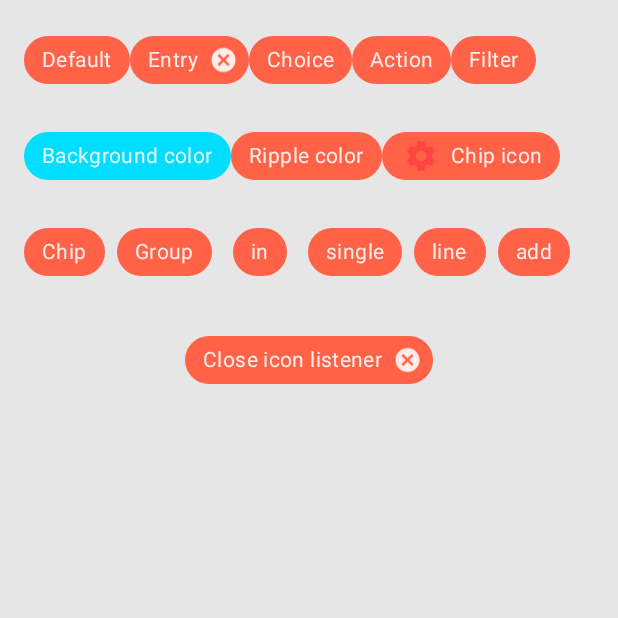
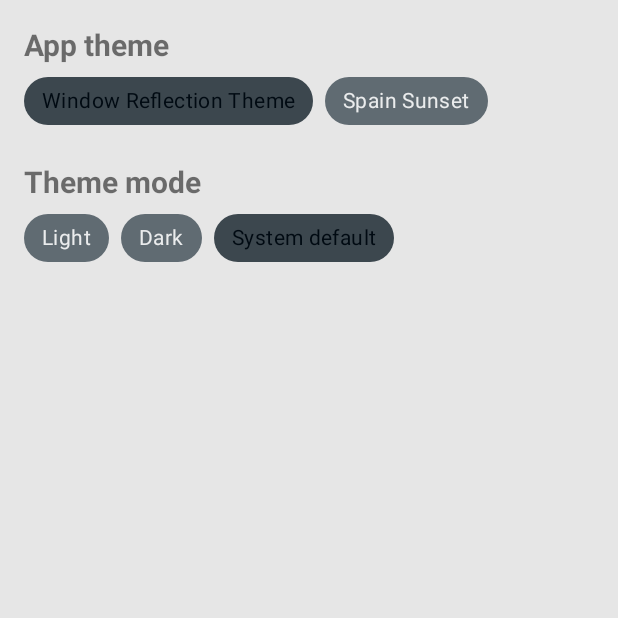
Before and after one commit to Artushock/MaterialDesignProject, an Android app: the screen it shows after launch (MainActivity), after a tap on "Settings", on a phone screen of 412 x 824 dp, the top half of it. Run offline under Robolectric (Android 15) with nearby library versions, the phone set to English and light mode, and no system bars; pictures from the network do not load.

Commit message:
Added possibility to change theme and theme mode programmatically.

```diff
--- a/app/src/main/AndroidManifest.xml
+++ b/app/src/main/AndroidManifest.xml
@@ -13,7 +13,8 @@
         android:theme="@style/AppTheme.RedOrangeTheme">
         <activity
             android:name=".ui.main.view.activities.MainActivity"
-            android:exported="true">
+            android:exported="true"
+            android:configChanges="uiMode">
             <intent-filter>
                 <action android:name="android.intent.action.MAIN" />
 
--- a/app/src/main/java/com/artushock/materialdesignproject/ui/main/view/activities/MainActivity.kt
+++ b/app/src/main/java/com/artushock/materialdesignproject/ui/main/view/activities/MainActivity.kt
@@ -1,14 +1,21 @@
 package com.artushock.materialdesignproject.ui.main.view.activities
 
+import android.content.res.Configuration
+import android.os.Bundle
 import androidx.appcompat.app.AppCompatActivity
-import android.os.Bundle
 import com.artushock.materialdesignproject.R
 import com.artushock.materialdesignproject.ui.main.view.fragments.MainFragment
+import com.artushock.materialdesignproject.ui.main.view.theme.ThemePreferencesUtil
+
+var isSystemDarkMode = true
 
 class MainActivity : AppCompatActivity() {
 
     override fun onCreate(savedInstanceState: Bundle?) {
         super.onCreate(savedInstanceState)
+
+        ThemePreferencesUtil(this).setAppTheme()
+
         setContentView(R.layout.main_activity)
         if (savedInstanceState == null) {
             supportFragmentManager.beginTransaction()
@@ -16,4 +23,19 @@ class MainActivity : AppCompatActivity() {
                 .commitNow()
         }
     }
+
+    override fun onConfigurationChanged(configuration: Configuration) {
+        super.onConfigurationChanged(configuration)
+        isSystemDarkMode = when (configuration.uiMode and Configuration.UI_MODE_NIGHT_MASK) {
+            Configuration.UI_MODE_NIGHT_NO -> {
+                false
+            }
+            Configuration.UI_MODE_NIGHT_YES -> {
+                true
+            }
+            else -> {
+                false
+            }
+        }
+    }
 }
--- a/app/src/main/java/com/artushock/materialdesignproject/ui/main/view/fragments/ChipsFragment.kt
+++ /dev/null
@@ -1,47 +0,0 @@
-package com.artushock.materialdesignproject.ui.main.view.fragments
-
-import android.os.Bundle
-import android.view.LayoutInflater
-import android.view.View
-import android.view.ViewGroup
-import android.widget.Toast
-import androidx.fragment.app.Fragment
-import com.artushock.materialdesignproject.databinding.FragmentChipsBinding
-import com.google.android.material.chip.Chip
-
-class ChipsFragment : Fragment() {
-
-    private var _binding: FragmentChipsBinding? = null
-    private val binding get() = _binding!!
-
-    override fun onCreateView(
-        inflater: LayoutInflater, container: ViewGroup?,
-        savedInstanceState: Bundle?
-    ): View {
-        _binding = FragmentChipsBinding.inflate(inflater, container, false)
-        return binding.root
-    }
-
-    override fun onViewCreated(view: View, savedInstanceState: Bundle?) {
-        super.onViewCreated(view, savedInstanceState)
-        setChipsGroupListener()
-
-        binding.chipClose.setOnCloseIconClickListener{
-            Toast.makeText(context, "Close is Clicked", Toast.LENGTH_SHORT).show()
-        }
-    }
-
-    private fun setChipsGroupListener() {
-        binding.chipGroup.setOnCheckedChangeListener { group, position ->
-            group.findViewById<Chip>(position)?.let {
-                Toast.makeText(context, "Chosen: ${it.text}", Toast.LENGTH_SHORT).show()
-            }
-        }
-    }
-
-    override fun onDestroy() {
-        super.onDestroy()
-        _binding = null
-    }
-
-}
--- a/app/src/main/java/com/artushock/materialdesignproject/ui/main/view/fragments/MainFragment.kt
+++ b/app/src/main/java/com/artushock/materialdesignproject/ui/main/view/fragments/MainFragment.kt
@@ -90,7 +90,7 @@ class MainFragment : Fragment() {
             }
             R.id.app_bar_settings -> {
                 activity?.supportFragmentManager?.beginTransaction()
-                    ?.replace(R.id.container, ChipsFragment())?.addToBackStack(null)?.commit()
+                    ?.replace(R.id.container, SettingsFragment())?.addToBackStack(null)?.commit()
             }
             android.R.id.home -> {
                 activity?.let {
--- /dev/null
+++ b/app/src/main/java/com/artushock/materialdesignproject/ui/main/view/fragments/SettingsFragment.kt
@@ -0,0 +1,107 @@
+package com.artushock.materialdesignproject.ui.main.view.fragments
+
+import android.os.Bundle
+import android.view.LayoutInflater
+import android.view.View
+import android.view.ViewGroup
+import android.widget.Toast
+import androidx.fragment.app.Fragment
+import com.artushock.materialdesignproject.R
+import com.artushock.materialdesignproject.databinding.FragmentSettingsBinding
+import com.artushock.materialdesignproject.ui.main.view.activities.isSystemDarkMode
+import com.artushock.materialdesignproject.ui.main.view.theme.AppTheme
+import com.artushock.materialdesignproject.ui.main.view.theme.ThemeMode
+import com.artushock.materialdesignproject.ui.main.view.theme.ThemePreferencesUtil
+import com.google.android.material.chip.Chip
+
+class SettingsFragment : Fragment() {
+
+    private var _binding: FragmentSettingsBinding? = null
+    private val binding get() = _binding!!
+
+
+    override fun onCreateView(
+        inflater: LayoutInflater, container: ViewGroup?,
+        savedInstanceState: Bundle?
+    ): View {
+        _binding = FragmentSettingsBinding.inflate(inflater, container, false)
+        return binding.root
+    }
+
+    override fun onViewCreated(view: View, savedInstanceState: Bundle?) {
+        super.onViewCreated(view, savedInstanceState)
+
+        val themePreferencesUtil = ThemePreferencesUtil(requireContext())
+        setThemeChipsState(themePreferencesUtil)
+
+        binding.appThemeChipGroup.setOnCheckedChangeListener { chipGroup, position ->
+            chipGroup.findViewById<Chip>(position)?.let { chip ->
+                changeTheme(chip, themePreferencesUtil)
+            }
+        }
+
+        binding.themeModeChipGroup.setOnCheckedChangeListener { chipGroup, position ->
+            chipGroup.findViewById<Chip>(position)?.let { chip ->
+                changeThemeMode(chip, themePreferencesUtil)
+            }
+        }
+    }
+
+    private fun changeThemeMode(chip: Chip, themePreferencesUtil: ThemePreferencesUtil) {
+        when (chip.id) {
+            R.id.chip_light_mode -> {
+                if (isSystemDarkMode) {
+                    Toast.makeText(
+                        context,
+                        "System dark mode turned on! \nUI can be incorrect",
+                        Toast.LENGTH_SHORT
+                    )
+                        .show()
+                }
+                themePreferencesUtil.changeThemeMode(ThemeMode.LIGHT)
+                requireActivity().recreate()
+            }
+            R.id.chip_dark_mode -> {
+                themePreferencesUtil.changeThemeMode(ThemeMode.DARK)
+                requireActivity().recreate()
+            }
+            R.id.chip_system_mode -> {
+                themePreferencesUtil.changeThemeMode(ThemeMode.SYSTEM_MODE)
+                requireActivity().recreate()
+            }
+        }
+    }
+
+    private fun changeTheme(chip: Chip, themePreferencesUtil: ThemePreferencesUtil) {
+        when (chip.id) {
+            R.id.chip_blue_green_theme -> {
+                themePreferencesUtil.changeTheme(AppTheme.REFLECTION)
+                requireActivity().recreate()
+            }
+            R.id.chip_red_orange_theme -> {
+                themePreferencesUtil.changeTheme(AppTheme.SUNSET)
+                requireActivity().recreate()
+            }
+        }
+
+    }
+
+    override fun onDestroy() {
+        super.onDestroy()
+        _binding = null
+    }
+
+    private fun setThemeChipsState(themePreferencesUtil: ThemePreferencesUtil) {
+        when (themePreferencesUtil.getThemeFromPreferences()) {
+            AppTheme.DEFAULT.theme -> binding.chipBlueGreenTheme.isChecked = true
+            AppTheme.REFLECTION.theme -> binding.chipBlueGreenTheme.isChecked = true
+            AppTheme.SUNSET.theme -> binding.chipRedOrangeTheme.isChecked = true
+        }
+
+        when (themePreferencesUtil.getThemeModeFromPreferences()) {
+            ThemeMode.DARK.mode -> binding.chipDarkMode.isChecked = true
+            ThemeMode.LIGHT.mode -> binding.chipLightMode.isChecked = true
+            ThemeMode.SYSTEM_MODE.mode -> binding.chipSystemMode.isChecked = true
+        }
+    }
+}
--- /dev/null
+++ b/app/src/main/java/com/artushock/materialdesignproject/ui/main/view/theme/AppTheme.kt
@@ -0,0 +1,11 @@
+package com.artushock.materialdesignproject.ui.main.view.theme
+
+import com.artushock.materialdesignproject.R
+
+enum class AppTheme(
+    val theme: Int
+) {
+    DEFAULT(R.style.AppTheme_BlueGreenTheme),
+    REFLECTION(R.style.AppTheme_BlueGreenTheme),
+    SUNSET(R.style.AppTheme_RedOrangeTheme)
+}
--- /dev/null
+++ b/app/src/main/java/com/artushock/materialdesignproject/ui/main/view/theme/ThemeMode.kt
@@ -0,0 +1,11 @@
+package com.artushock.materialdesignproject.ui.main.view.theme
+
+import androidx.appcompat.app.AppCompatDelegate
+
+enum class ThemeMode(
+   val mode: Int
+) {
+    LIGHT(AppCompatDelegate.MODE_NIGHT_NO),
+    DARK(AppCompatDelegate.MODE_NIGHT_YES),
+    SYSTEM_MODE(AppCompatDelegate.MODE_NIGHT_FOLLOW_SYSTEM),
+}
--- /dev/null
+++ b/app/src/main/java/com/artushock/materialdesignproject/ui/main/view/theme/ThemePreferencesUtil.kt
@@ -0,0 +1,58 @@
+package com.artushock.materialdesignproject.ui.main.view.theme
+
+import android.content.Context
+import android.content.SharedPreferences
+import androidx.appcompat.app.AppCompatActivity
+import androidx.appcompat.app.AppCompatDelegate
+
+private const val NO_PREFERENCES_RESPONSE: Int = -1
+private const val THEME_PREFERENCES: String = "THEME_PREFERENCES"
+private const val APP_THEME: String = "APP_THEME"
+private const val APP_THEME_MODE: String = "APP_THEME_MODE"
+
+
+class ThemePreferencesUtil(private val context: Context) {
+
+    fun setAppTheme() {
+        val sharedPreferences = getSharedPreferences()
+
+        var theme = sharedPreferences.getInt(APP_THEME, NO_PREFERENCES_RESPONSE)
+        if (theme == NO_PREFERENCES_RESPONSE) {
+            theme = AppTheme.DEFAULT.theme
+            sharedPreferences.edit().putInt(APP_THEME, theme).apply()
+        }
+        context.setTheme(theme)
+
+        var themeMode = sharedPreferences.getInt(APP_THEME_MODE, NO_PREFERENCES_RESPONSE)
+        if (themeMode == NO_PREFERENCES_RESPONSE) {
+            themeMode = ThemeMode.SYSTEM_MODE.mode
+            sharedPreferences.edit().putInt(APP_THEME_MODE, themeMode).apply()
+        }
+        AppCompatDelegate.setDefaultNightMode(themeMode)
+    }
+
+    fun getThemeFromPreferences(): Int {
+        val sharedPreferences = getSharedPreferences()
+        return sharedPreferences.getInt(APP_THEME, AppTheme.DEFAULT.theme)
+    }
+
+    fun getThemeModeFromPreferences(): Int {
+        val sharedPreferences = getSharedPreferences()
+        return sharedPreferences.getInt(APP_THEME_MODE, ThemeMode.SYSTEM_MODE.mode)
+    }
+
+    fun changeTheme(theme: AppTheme) {
+        val sharedPreferences = getSharedPreferences()
+        sharedPreferences.edit().putInt(APP_THEME, theme.theme).apply()
+    }
+
+    fun changeThemeMode(themeMode: ThemeMode) {
+        val sharedPreferences = getSharedPreferences()
+        sharedPreferences.edit().putInt(APP_THEME_MODE, themeMode.mode).apply()
+    }
+
+    private fun getSharedPreferences(): SharedPreferences = context.getSharedPreferences(
+        THEME_PREFERENCES,
+        AppCompatActivity.MODE_PRIVATE
+    )
+}
--- a/app/src/main/res/layout/fragment_chips.xml
+++ /dev/null
@@ -1,155 +0,0 @@
-<?xml version="1.0" encoding="utf-8"?>
-<LinearLayout xmlns:android="http://schemas.android.com/apk/res/android"
-    xmlns:app="http://schemas.android.com/apk/res-auto"
-    xmlns:tools="http://schemas.android.com/tools"
-    android:layout_width="match_parent"
-    android:layout_height="wrap_content"
-    android:orientation="vertical"
-    android:padding="16dp"
-    tools:context=".ui.main.view.fragments.ChipsFragment">
-
-    <LinearLayout
-        android:layout_width="match_parent"
-        android:layout_height="wrap_content"
-        android:orientation="horizontal">
-
-        <com.google.android.material.chip.Chip
-            android:layout_width="wrap_content"
-            android:layout_height="wrap_content"
-            android:text="@string/_default" />
-
-        <com.google.android.material.chip.Chip
-            style="@style/Widget.MaterialComponents.Chip.Entry"
-            android:layout_width="wrap_content"
-            android:layout_height="wrap_content"
-            android:text="@string/_entry" />
-
-        <com.google.android.material.chip.Chip
-            style="@style/Widget.MaterialComponents.Chip.Choice"
-            android:layout_width="wrap_content"
-            android:layout_height="wrap_content"
-            android:text="@string/_choice" />
-
-        <com.google.android.material.chip.Chip
-            style="@style/Widget.MaterialComponents.Chip.Action"
-            android:layout_width="wrap_content"
-            android:layout_height="wrap_content"
-            android:text="@string/_action" />
-
-        <com.google.android.material.chip.Chip
-            style="@style/Widget.MaterialComponents.Chip.Filter"
-            android:layout_width="wrap_content"
-            android:layout_height="wrap_content"
-            android:text="@string/_filter" />
-
-    </LinearLayout>
-
-    <LinearLayout
-        android:layout_width="match_parent"
-        android:layout_height="wrap_content"
-        android:layout_marginTop="16dp"
-        android:orientation="horizontal">
-
-        <com.google.android.material.chip.Chip
-            android:layout_width="wrap_content"
-            android:layout_height="wrap_content"
-            android:text="@string/_background_color"
-            app:chipBackgroundColor="@android:color/holo_blue_bright" />
-
-        <com.google.android.material.chip.Chip
-            style="@style/Widget.MaterialComponents.Chip.Choice"
-            android:layout_width="wrap_content"
-            android:layout_height="wrap_content"
-            android:text="@string/_ripple_color"
-            app:rippleColor="@android:color/holo_orange_dark" />
-
-        <com.google.android.material.chip.Chip
-            android:layout_width="wrap_content"
-            android:layout_height="wrap_content"
-            android:text="@string/_chip_icon"
-            app:chipIcon="@drawable/ic_baseline_settings_24"
-            app:chipIconTint="@android:color/holo_red_light"
-            app:iconStartPadding="10dp" />
-
-    </LinearLayout>
-
-    <HorizontalScrollView
-        android:layout_width="match_parent"
-        android:layout_height="wrap_content"
-        android:scrollbars="none">
-
-        <com.google.android.material.chip.ChipGroup
-            android:id="@+id/chip_group"
-            android:layout_width="wrap_content"
-            android:layout_height="wrap_content"
-            android:layout_marginTop="16dp"
-            app:singleSelection="true">
-
-            <com.google.android.material.chip.Chip
-                style="@style/Widget.MaterialComponents.Chip.Choice"
-                android:layout_width="wrap_content"
-                android:layout_height="wrap_content"
-                android:text="@string/_chip" />
-
-            <com.google.android.material.chip.Chip
-                style="@style/Widget.MaterialComponents.Chip.Choice"
-                android:layout_width="wrap_content"
-                android:layout_height="wrap_content"
-                android:text="@string/_group" />
-
-            <com.google.android.material.chip.Chip
-                style="@style/Widget.MaterialComponents.Chip.Choice"
-                android:layout_width="wrap_content"
-                android:layout_height="wrap_content"
-                android:text="@string/_in" />
-
-            <com.google.android.material.chip.Chip
-                style="@style/Widget.MaterialComponents.Chip.Choice"
-                android:layout_width="wrap_content"
-                android:layout_height="wrap_content"
-                android:text="@string/_single" />
-
-            <com.google.android.material.chip.Chip
-                style="@style/Widget.MaterialComponents.Chip.Choice"
-                android:layout_width="wrap_content"
-                android:layout_height="wrap_content"
-                android:text="@string/_line" />
-
-            <com.google.android.material.chip.Chip
-                style="@style/Widget.MaterialComponents.Chip.Choice"
-                android:layout_width="wrap_content"
-                android:layout_height="wrap_content"
-                android:text="@string/_add" />
-
-            <com.google.android.material.chip.Chip
-                style="@style/Widget.MaterialComponents.Chip.Choice"
-                android:layout_width="wrap_content"
-                android:layout_height="wrap_content"
-                android:text="@string/_a" />
-
-            <com.google.android.material.chip.Chip
-                style="@style/Widget.MaterialComponents.Chip.Choice"
-                android:layout_width="wrap_content"
-                android:layout_height="wrap_content"
-                android:text="@string/_horizontal" />
-
-            <com.google.android.material.chip.Chip
-                style="@style/Widget.MaterialComponents.Chip.Choice"
-                android:layout_width="wrap_content"
-                android:layout_height="wrap_content"
-                android:text="@string/_scroll" />
-
-        </com.google.android.material.chip.ChipGroup>
-
-    </HorizontalScrollView>
-
-    <com.google.android.material.chip.Chip
-        android:id="@+id/chip_close"
-        style="@style/Widget.MaterialComponents.Chip.Entry"
-        android:layout_width="wrap_content"
-        android:layout_height="wrap_content"
-        android:layout_gravity="center"
-        android:layout_marginTop="24dp"
-        android:text="@string/_close_icon_listener" />
-
-</LinearLayout>
--- /dev/null
+++ b/app/src/main/res/layout/fragment_settings.xml
@@ -0,0 +1,79 @@
+<?xml version="1.0" encoding="utf-8"?>
+<LinearLayout xmlns:android="http://schemas.android.com/apk/res/android"
+    xmlns:app="http://schemas.android.com/apk/res-auto"
+    xmlns:tools="http://schemas.android.com/tools"
+    android:layout_width="match_parent"
+    android:layout_height="wrap_content"
+    android:orientation="vertical"
+    android:padding="16dp"
+    tools:context=".ui.main.view.fragments.SettingsFragment">
+
+    <TextView
+        android:layout_width="match_parent"
+        android:layout_height="wrap_content"
+        android:text="@string/_app_theme"
+        android:textStyle="bold"
+        android:textSize="20sp" />
+
+    <com.google.android.material.chip.ChipGroup
+        android:id="@+id/app_theme_chip_group"
+        android:layout_width="match_parent"
+        android:layout_height="wrap_content"
+        app:singleSelection="true"
+        app:selectionRequired="true">
+
+        <com.google.android.material.chip.Chip
+            style="@style/Widget.MaterialComponents.Chip.Choice"
+            android:id="@+id/chip_blue_green_theme"
+            android:layout_width="wrap_content"
+            android:layout_height="wrap_content"
+            android:text="@string/_window_reflection_theme"/>
+
+        <com.google.android.material.chip.Chip
+            style="@style/Widget.MaterialComponents.Chip.Choice"
+            android:id="@+id/chip_red_orange_theme"
+            android:layout_width="wrap_content"
+            android:layout_height="wrap_content"
+            android:text="@string/_spain_sunset"/>
+
+    </com.google.android.material.chip.ChipGroup>
+
+    <TextView
+        android:layout_width="match_parent"
+        android:layout_height="wrap_content"
+        android:text="@string/_theme_mode"
+        android:textStyle="bold"
+        android:textSize="20sp"
+        android:layout_marginTop="16dp"/>
+
+    <com.google.android.material.chip.ChipGroup
+        android:id="@+id/theme_mode_chip_group"
+        android:layout_width="match_parent"
+        android:layout_height="wrap_content"
+        app:singleSelection="true"
+        app:selectionRequired="true">
+
+        <com.google.android.material.chip.Chip
+            style="@style/Widget.MaterialComponents.Chip.Choice"
+            android:id="@+id/chip_light_mode"
+            android:layout_width="wrap_content"
+            android:layout_height="wrap_content"
+            android:text="@string/_light"/>
+
+        <com.google.android.material.chip.Chip
+            style="@style/Widget.MaterialComponents.Chip.Choice"
+            android:id="@+id/chip_dark_mode"
+            android:layout_width="wrap_content"
+            android:layout_height="wrap_content"
+            android:text="@string/_dark"/>
+
+        <com.google.android.material.chip.Chip
+            style="@style/Widget.MaterialComponents.Chip.Choice"
+            android:id="@+id/chip_system_mode"
+            android:layout_width="wrap_content"
+            android:layout_height="wrap_content"
+            android:text="@string/_system_default"/>
+
+    </com.google.android.material.chip.ChipGroup>
+
+</LinearLayout>
--- a/app/src/main/res/values-night/themes.xml
+++ b/app/src/main/res/values-night/themes.xml
@@ -1,6 +1,6 @@
 <resources xmlns:tools="http://schemas.android.com/tools">
     <!-- Base application theme. -->
-    <style name="AppTheme" parent="Theme.MaterialComponents.Light.NoActionBar">
+    <style name="AppTheme" parent="Theme.MaterialComponents.DayNight.NoActionBar">
         <item name="android:colorBackground">@color/dark_grey</item>
     </style>
 </resources>
--- a/app/src/main/res/values/colors.xml
+++ b/app/src/main/res/values/colors.xml
@@ -3,6 +3,7 @@
     <color name="black">#FF000000</color>
     <color name="white">#FFFFFFFF</color>
     <color name="red">#FF0000</color>
+    <color name="blue">#0050FF</color>
     <color name="light_grey">#E6E6E6</color>
     <color name="dark_grey">#2A2A2A</color>
 
--- a/app/src/main/res/values/strings.xml
+++ b/app/src/main/res/values/strings.xml
@@ -20,7 +20,6 @@
     <string name="_chip_icon">Chip icon</string>
     <string name="_chip">Chip</string>
     <string name="_group">Group</string>
-    <string name="_close_icon_listener">Close icon listener</string>
     <string name="_scroll">scroll</string>
     <string name="_horizontal">horizontal</string>
     <string name="_a">a</string>
@@ -32,4 +31,11 @@
     <string name="_yesterday">Yesterday</string>
     <string name="_the_day_before_yesterday">The Day Before Yesterday</string>
     <string name="_info_waited">Information is waited…</string>
+    <string name="_app_theme">App theme</string>
+    <string name="_theme_mode">Theme mode</string>
+    <string name="_window_reflection_theme">Window Reflection Theme</string>
+    <string name="_spain_sunset">Spain Sunset</string>
+    <string name="_light">Light</string>
+    <string name="_dark">Dark</string>
+    <string name="_system_default">System default</string>
 </resources>
--- a/app/src/main/res/values/themes.xml
+++ b/app/src/main/res/values/themes.xml
@@ -1,6 +1,6 @@
 <resources xmlns:tools="http://schemas.android.com/tools">
     <!-- Base application theme. -->
-    <style name="AppTheme" parent="Theme.MaterialComponents.Light.NoActionBar">
+    <style name="AppTheme" parent="Theme.MaterialComponents.DayNight.NoActionBar">
         <item name="colorOnPrimary">@color/white</item>
         <item name="colorOnSecondary">@color/black</item>
         <item name="colorOnSurface">@color/white</item>
@@ -8,6 +8,8 @@
         <item name="colorOnError">@color/white</item>
         <item name="android:colorBackground">@color/light_grey</item>
         <item name="android:statusBarColor" tools:targetApi="l">?attr/colorPrimaryVariant</item>
+
+
     </style>
 
     <style name="AppTheme.BlueGreenTheme">
```
